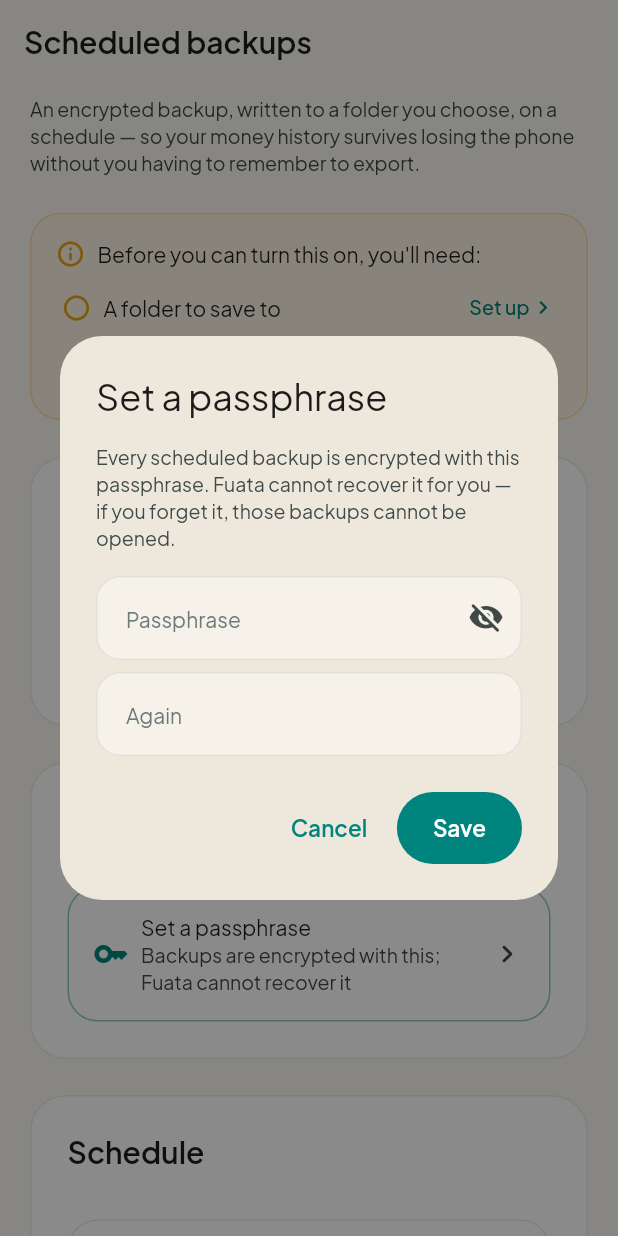
After one commit to MoMalley254/fuata, a Flutter app: the ScheduledExportScreen screen opened by its route, after a tap on "A passphrase to encrypt with", on a phone screen of 412 x 824 dp. The commit adds this screen. Run offline on Flutter 3.47's test engine with Material 3 defaults, Android fonts, the phone set to English and light mode, and no system bars; our stand-ins replace drift, flutter_local_notifications, flutter_riverpod, flutter_secure_storage, flutter_smart_dialog, flutter_timezone and 3 more; missing offline and left inert: cryptography, currency_picker; accounts and stored records are empty; generated files the repository leaves out were written again.

Commit message:
feat(ui): scheduled backups screen and settings row (#35)

```diff
--- a/lib/routing/app_router.dart
+++ b/lib/routing/app_router.dart
@@ -29,6 +29,7 @@ import '../ui/screens/settings/detail_level_screen.dart';
 import '../ui/screens/settings/home_settings_screen.dart';
 import '../ui/screens/settings/manage_categories_screen.dart';
 import '../ui/screens/settings/privacy_data_screen.dart';
+import '../ui/screens/settings/scheduled_export_screen.dart';
 import '../ui/screens/settings/security_screen.dart';
 import '../ui/screens/settings/settings_screen.dart';
 import '../ui/screens/settings/summary_notifications_screen.dart';
@@ -328,6 +329,12 @@ final routerProvider = Provider<GoRouter>((ref) {
           parentNavigatorKey: rootNavigatorKey,
           builder: (_, _) => const SummaryNotificationsScreen(),
         ),
+        GoRoute(
+          path: Routes.scheduledExportPath,
+          name: Routes.scheduledExport,
+          parentNavigatorKey: rootNavigatorKey,
+          builder: (_, _) => const ScheduledExportScreen(),
+        ),
       ]
   );
 });
--- a/lib/routing/routes.dart
+++ b/lib/routing/routes.dart
@@ -31,6 +31,8 @@ class Routes {
 
   static const settingsSummaryNotifications = 'settingsSummaryNotifications';
 
+  static const scheduledExport = 'scheduledExport';
+
   // ---- Paths ----
   static const splashPath = '/splash';
   static const onboardingPath = '/onboarding';
@@ -63,6 +65,7 @@ class Routes {
 
   static const settingsSummaryNotificationsPath =
       '/settings/summary-notifications';
+  static const scheduledExportPath = '/settings/scheduled-export';
 
   // ---- Helpers ----
   static String unitFor(String id) => '/unit/$id';
--- a/lib/ui/screens/settings/privacy_data_screen.dart
+++ b/lib/ui/screens/settings/privacy_data_screen.dart
@@ -5,6 +5,7 @@ import 'package:go_router/go_router.dart';
 
 import '../../../domain/models/settings.dart';
 import '../../../routing/routes.dart';
+import '../../../widgets/personalization/action_row.dart';
 import '../../../widgets/personalization/privayc_card.dart';
 import '../../providers/app_providers.dart';
 import '../../theme/app_spacing.dart';
@@ -41,7 +42,9 @@ class PrivacyDataScreen extends ConsumerWidget {
               onChanged: update,
               onOpenBackup: () => context.push(Routes.backupPath),
               onErase: () => eraseAllData(ref),
+              onOpenScheduledExport: () => context.push(Routes.scheduledExportPath),
             ),
+
           ],
         ),
       ),
--- /dev/null
+++ b/lib/ui/screens/settings/scheduled_export_screen.dart
@@ -0,0 +1,513 @@
+import 'package:flutter/material.dart';
+import 'package:flutter_riverpod/flutter_riverpod.dart';
+import 'package:intl/intl.dart';
+
+import '../../../domain/logic/backup_crypto.dart';
+import '../../../domain/logic/backup_service.dart';
+import '../../../domain/logic/scheduled_export.dart';
+import '../../../domain/models/settings.dart';
+import '../../../platform/backup_passphrase_store.dart';
+import '../../../platform/scheduled_export.dart';
+import '../../../widgets/dialogs/set_passphrase_dialog.dart';
+import '../../../widgets/personalization/action_row.dart';
+import '../../../widgets/personalization/section_card.dart';
+import '../../../widgets/personalization/toggle_row.dart';
+import '../../providers/app_providers.dart';
+import '../../providers/scheduled_export_providers.dart';
+import '../../theme/app_colors.dart';
+import '../../theme/app_spacing.dart';
+import '../../theme/app_typography.dart';
+
+/// Scheduled encrypted export (issue #35).
+///
+/// Two preconditions the toggle can't override: a chosen folder and a set
+/// passphrase. Without both, an unattended run would fail every night with
+/// nothing the person could see; gating here means the toggle is on only
+/// when it will actually do something.
+class ScheduledExportScreen extends ConsumerStatefulWidget {
+  const ScheduledExportScreen({super.key});
+
+  @override
+  ConsumerState<ScheduledExportScreen> createState() =>
+      _ScheduledExportScreenState();
+}
+
+class _ScheduledExportScreenState
+    extends ConsumerState<ScheduledExportScreen> {
+  bool _runningNow = false;
+  String? _lastRunMessage;
+
+  void _update(AppSettings Function(AppSettings) fn) {
+    ref.read(settingsRepositoryProvider).updateSettings(fn(ref.read(currentSettingsProvider)));
+  }
+
+  Future<void> _pickFolder() async {
+    final uri = await pickScheduledExportFolder();
+    if (uri == null) return;
+    final old = ref.read(currentSettingsProvider).scheduledExportFolderUri;
+    if (old != null && old != uri) {
+      await clearScheduledExportFolder(old);
+    }
+    _update((s) => s.copyWith(scheduledExportFolderUri: uri));
+    // Force a re-read so the folder name shows up.
+    setState(() {});
+  }
+
+  Future<void> _setPassphrase() async {
+    final passphrase = await showSetPassphraseDialog();
+    if (passphrase == null) return;
+    await BackupPassphraseStore.write(passphrase);
+    _update((s) => s.copyWith(scheduledExportPassphraseSet: true));
+    if (mounted) setState(() {});
+  }
+
+  Future<void> _runNow() async {
+    final s = ref.read(currentSettingsProvider);
+    final folder = s.scheduledExportFolderUri;
+    if (folder == null) return;
+    final passphrase = await BackupPassphraseStore.read();
+    if (passphrase == null) return;
+
+    setState(() {
+      _runningNow = true;
+      _lastRunMessage = null;
+    });
+    try {
+      final built = await ref
+          .read(backupServiceProvider)
+          .buildExport(includeRawText: s.scheduledExportIncludeRawText);
+      final encrypted = await BackupCrypto.encode(built.json, passphrase: passphrase);
+      final ok = await writeToExportFolder(
+        folderUri: folder,
+        filename: scheduledExportFileName(DateTime.now()),
+        content: encrypted,
+      );
+      if (!mounted) return;
+      setState(() {
+        _lastRunMessage = ok
+            ? 'Saved just now.'
+            : "Couldn't write to that folder. Try picking it again.";
+      });
+      ref.invalidate(scheduledExportStatusProvider);
+    } catch (_) {
+      if (mounted) {
+        setState(() => _lastRunMessage = "Couldn't create the backup.");
+      }
+    } finally {
+      if (mounted) setState(() => _runningNow = false);
+    }
+  }
+
+  @override
+  Widget build(BuildContext context) {
+    final c = context.colors;
+    final s = ref.watch(currentSettingsProvider);
+    final statusAsync = ref.watch(scheduledExportStatusProvider);
+    final folderUri = s.scheduledExportFolderUri;
+    final folderReady = folderUri != null && folderUri.isNotEmpty;
+    final passphraseReady = s.scheduledExportPassphraseSet;
+    final canEnable = folderReady && passphraseReady;
+
+    // The switch reads "off" until the prerequisites are in place — a switch
+    // that shows "on" while nothing is scheduled is a lie. The stored
+    // preference is untouched; when the missing piece is set the switch
+    // flips back to whatever the person last chose.
+    final switchValue = canEnable && s.scheduledExportEnabled;
+
+    // Subtitle names *exactly* what's missing. The setup card below has the
+    // actions; this is the one-line answer for "why is that switch dead?".
+    final subtitle = !canEnable
+        ? (folderReady
+        ? 'Set a passphrase first.'
+        : passphraseReady
+        ? 'Choose a folder first.'
+        : 'Set a folder and a passphrase first.')
+        : s.scheduledExportEnabled
+        ? 'Fuata writes one file every '
+        '${s.scheduledExportFrequency == ScheduledExportFrequency.daily ? 'day' : 'week'}.'
+        : 'Off — turn it on to start.';
+
+    return Scaffold(
+      appBar: AppBar(title: const Text('Scheduled backups')),
+      body: SafeArea(
+        child: ListView(
+          padding: const EdgeInsets.fromLTRB(
+            AppSpacing.margin,
+            AppSpacing.sm,
+            AppSpacing.margin,
+            AppSpacing.xl,
+          ),
+          children: [
+            Text(
+              'An encrypted backup, written to a folder you choose, on a '
+                  'schedule — so your money history survives losing the phone '
+                  'without you having to remember to export.',
+              style: AppTypography.bodySm.copyWith(color: c.onSurfaceVariant),
+            ),
+
+            // F35b: when the toggle won't turn on, the first thing on screen
+            // says why and gives each missing piece its own tap to fix.
+            // Above the cards on purpose: a disabled control whose reason
+            // lives three sections down is a dead end.
+            if (!canEnable) ...[
+              const SizedBox(height: AppSpacing.lg),
+              _SetupNeededCard(
+                folderReady: folderReady,
+                passphraseReady: passphraseReady,
+                onPickFolder: _pickFolder,
+                onSetPassphrase: _setPassphrase,
+              ),
+            ],
+
+            // Order: what it needs, where it goes, how it's encrypted, then
+            // when it runs. Reading top to bottom, the prerequisites come
+            // first and the switch is the last thing set up, not the first
+            // thing blocked.
+            const SizedBox(height: AppSpacing.lg),
+            SectionCard(
+              title: 'Where',
+              children: [
+                FutureBuilder<String?>(
+                  future: folderUri == null
+                      ? Future.value(null)
+                      : scheduledExportFolderName(folderUri),
+                  builder: (context, snap) => ActionRow(
+                    icon: Icons.folder_outlined,
+                    title: snap.data ??
+                        (folderUri == null ? 'Choose a folder' : 'Folder'),
+                    subtitle: folderUri == null
+                        ? 'Fuata writes each backup here'
+                        : 'Tap to change',
+                    onTap: _pickFolder,
+                  ),
+                ),
+              ],
+            ),
+
+            const SizedBox(height: AppSpacing.lg),
+            SectionCard(
+              title: 'Encryption',
+              children: [
+                ActionRow(
+                  icon: Icons.key_outlined,
+                  title: passphraseReady ? 'Passphrase set' : 'Set a passphrase',
+                  subtitle: passphraseReady
+                      ? 'Changing it only affects new backups; saved ones still need the old passphrase'
+                      : 'Backups are encrypted with this; Fuata cannot recover it',
+                  onTap: _setPassphrase,
+                ),
+              ],
+            ),
+
+            const SizedBox(height: AppSpacing.lg),
+            SectionCard(
+              title: 'Schedule',
+              children: [
+                ToggleRow(
+                  title: 'Scheduled backups',
+                  subtitle: subtitle,
+                  value: switchValue,
+                  onChanged: canEnable
+                      ? (v) => _update((x) => x.copyWith(scheduledExportEnabled: v))
+                      : null,
+                ),
+                if (s.scheduledExportEnabled && canEnable) ...[
+                  const SizedBox(height: AppSpacing.md),
+                  Wrap(
+                    spacing: AppSpacing.sm,
+                    runSpacing: AppSpacing.sm,
+                    children: [
+                      for (final f in ScheduledExportFrequency.values)
+                        ChoiceChip(
+                          label: Text(f.label),
+                          selected: s.scheduledExportFrequency == f,
+                          onSelected: (_) => _update(
+                                (x) => x.copyWith(scheduledExportFrequency: f),
+                          ),
+                        ),
+                    ],
+                  ),
+                  const SizedBox(height: AppSpacing.sm),
+                  _TimeRow(
+                    label: 'At',
+                    minute: s.scheduledExportMinute,
+                    onPick: (m) =>
+                        _update((x) => x.copyWith(scheduledExportMinute: m)),
+                  ),
+                  if (s.scheduledExportFrequency ==
+                      ScheduledExportFrequency.weekly) ...[
+                    const SizedBox(height: AppSpacing.sm),
+                    _WeekdayRow(
+                      value: s.scheduledExportWeekday,
+                      onPick: (w) =>
+                          _update((x) => x.copyWith(scheduledExportWeekday: w)),
+                    ),
+                  ],
+                ],
+              ],
+            ),
+
+            if (s.scheduledExportEnabled && canEnable) ...[
+              const SizedBox(height: AppSpacing.lg),
+              SectionCard(
+                title: 'Last backup',
+                children: [
+                  statusAsync.when(
+                    loading: () => Text(
+                      'Checking…',
+                      style: AppTypography.bodyMd
+                          .copyWith(color: c.onSurfaceVariant),
+                    ),
+                    error: (_, _) => Text(
+                      "Couldn't read the last run.",
+                      style: AppTypography.bodyMd
+                          .copyWith(color: c.onSurfaceVariant),
+                    ),
+                    data: (status) {
+                      if (status.lastRunAt == null) {
+                        return Text(
+                          "Hasn't run yet.",
+                          style: AppTypography.bodyMd
+                              .copyWith(color: c.onSurfaceVariant),
+                        );
+                      }
+                      final when =
+                      DateFormat('d MMM, h:mm a').format(status.lastRunAt!);
+                      final ok = status.lastRunSuccess;
+                      return Text(
+                        ok
+                            ? 'Last run: $when.'
+                            : 'Last run: $when — failed (${status.lastRunError ?? 'unknown'}).',
+                        style: AppTypography.bodyMd.copyWith(
+                          color: ok ? c.onSurface : c.statusWarning,
+                        ),
+                      );
+                    },
+                  ),
+                  const SizedBox(height: AppSpacing.md),
+                  SizedBox(
+                    width: double.infinity,
+                    child: OutlinedButton.icon(
+                      onPressed: _runningNow ? null : _runNow,
+                      icon: const Icon(Icons.play_arrow_rounded),
+                      label: Text(_runningNow ? 'Running…' : 'Run now'),
+                    ),
+                  ),
+                  if (_lastRunMessage != null) ...[
+                    const SizedBox(height: AppSpacing.sm),
+                    Text(
+                      _lastRunMessage!,
+                      style: AppTypography.bodySm
+                          .copyWith(color: c.onSurfaceVariant),
+                    ),
+                  ],
+                ],
+              ),
+            ],
+
+            const SizedBox(height: AppSpacing.lg),
+            ToggleRow(
+              title: 'Include original message text',
+              subtitle:
+              'Off by default. Only matters for messages you chose to keep in full.',
+              value: s.scheduledExportIncludeRawText,
+              onChanged: (v) =>
+                  _update((x) => x.copyWith(scheduledExportIncludeRawText: v)),
+            ),
+          ],
+        ),
+      ),
+    );
+  }
+}
+
+class _TimeRow extends StatelessWidget {
+  const _TimeRow({
+    required this.label,
+    required this.minute,
+    required this.onPick,
+  });
+  final String label;
+  final int minute;
+  final ValueChanged<int> onPick;
+
+  @override
+  Widget build(BuildContext context) {
+    final c = context.colors;
+    final t = TimeOfDay(hour: minute ~/ 60, minute: minute % 60);
+    return Row(
+      children: [
+        Expanded(
+          child: Text(label,
+              style: AppTypography.bodyMd.copyWith(color: c.onSurface)),
+        ),
+        TextButton(
+          onPressed: () async {
+            final picked =
+            await showTimePicker(context: context, initialTime: t);
+            if (picked != null) onPick(picked.hour * 60 + picked.minute);
+          },
+          child: Text(t.format(context)),
+        ),
+      ],
+    );
+  }
+}
+
+class _WeekdayRow extends StatelessWidget {
+  const _WeekdayRow({required this.value, required this.onPick});
+  final int value;
+  final ValueChanged<int> onPick;
+
+  @override
+  Widget build(BuildContext context) {
+    final c = context.colors;
+    final names = ['Mon', 'Tue', 'Wed', 'Thu', 'Fri', 'Sat', 'Sun'];
+    return Row(
+      children: [
+        Expanded(
+          child: Text('On',
+              style: AppTypography.bodyMd.copyWith(color: c.onSurface)),
+        ),
+        DropdownButton<int>(
+          value: value,
+          onChanged: (v) => v != null ? onPick(v) : null,
+          items: [
+            for (var i = 1; i <= 7; i++)
+              DropdownMenuItem(value: i, child: Text(names[i - 1])),
+          ],
+        ),
+      ],
+    );
+  }
+}
+
+/// A prominent answer to "why is the toggle dead?", placed above the
+/// cards so the person sees it without having to hunt for it. Every
+/// missing piece is a line with its own tap: the point is that turning
+/// the feature on is one obvious gesture away, not "go read the docs".
+class _SetupNeededCard extends StatelessWidget {
+  const _SetupNeededCard({
+    required this.folderReady,
+    required this.passphraseReady,
+    required this.onPickFolder,
+    required this.onSetPassphrase,
+  });
+
+  final bool folderReady;
+  final bool passphraseReady;
+  final VoidCallback onPickFolder;
+  final VoidCallback onSetPassphrase;
+
+  @override
+  Widget build(BuildContext context) {
+    final c = context.colors;
+    return Container(
+      width: double.infinity,
+      padding: const EdgeInsets.all(AppSpacing.md),
+      decoration: BoxDecoration(
+        color: c.statusWarningContainer,
+        borderRadius: BorderRadius.circular(AppSpacing.unitTileRadius),
+        border: Border.all(color: c.statusWarningBorder),
+      ),
+      child: Column(
+        crossAxisAlignment: CrossAxisAlignment.start,
+        children: [
+          Row(
+            children: [
+              Icon(
+                Icons.info_outline_rounded,
+                color: c.statusWarning,
+                size: 20,
+              ),
+              const SizedBox(width: AppSpacing.sm),
+              Expanded(
+                child: Text(
+                  "Before you can turn this on, you'll need:",
+                  style: AppTypography.bodyMd.copyWith(color: c.onSurface),
+                ),
+              ),
+            ],
+          ),
+          const SizedBox(height: AppSpacing.sm),
+          _SetupItem(
+            done: folderReady,
+            label: 'A folder to save to',
+            onTap: folderReady ? null : onPickFolder,
+          ),
+          const SizedBox(height: AppSpacing.xs),
+          _SetupItem(
+            done: passphraseReady,
+            label: 'A passphrase to encrypt with',
+            onTap: passphraseReady ? null : onSetPassphrase,
+          ),
+        ],
+      ),
+    );
+  }
+}
+
+class _SetupItem extends StatelessWidget {
+  const _SetupItem({
+    required this.done,
+    required this.label,
+    required this.onTap,
+  });
+
+  final bool done;
+  final String label;
+  final VoidCallback? onTap;
+
+  @override
+  Widget build(BuildContext context) {
+    final c = context.colors;
+    return Material(
+      color: Colors.transparent,
+      child: InkWell(
+        onTap: onTap,
+        borderRadius: BorderRadius.circular(AppSpacing.sm),
+        child: Padding(
+          padding: const EdgeInsets.symmetric(
+            horizontal: AppSpacing.xs,
+            vertical: AppSpacing.sm,
+          ),
+          child: Row(
+            children: [
+              Icon(
+                done
+                    ? Icons.check_circle_rounded
+                    : Icons.radio_button_unchecked_rounded,
+                color: done ? c.statusSafe : c.statusWarning,
+                size: 20,
+              ),
+              const SizedBox(width: AppSpacing.sm),
+              Expanded(
+                child: Text(
+                  label,
+                  style: AppTypography.bodyMd.copyWith(
+                    color: done ? c.onSurfaceVariant : c.onSurface,
+                    // Struck through once set, so the two states read at a
+                    // glance without relying on the icon colour alone.
+                    decoration:
+                    done ? TextDecoration.lineThrough : TextDecoration.none,
+                  ),
+                ),
+              ),
+              if (!done) ...[
+                Text(
+                  'Set up',
+                  style: AppTypography.labelMd.copyWith(color: c.primary),
+                ),
+                Icon(
+                  Icons.chevron_right_rounded,
+                  size: 18,
+                  color: c.primary,
+                ),
+              ],
+            ],
+          ),
+        ),
+      ),
+    );
+  }
+}
--- /dev/null
+++ b/lib/widgets/dialogs/set_passphrase_dialog.dart
@@ -0,0 +1,124 @@
+import 'package:flutter/material.dart';
+import 'package:flutter_smart_dialog/flutter_smart_dialog.dart';
+
+import '../../domain/logic/backup_crypto.dart';
+import '../../ui/theme/app_colors.dart';
+import '../../ui/theme/app_spacing.dart';
+import '../../ui/theme/app_typography.dart';
+
+/// The "Set a passphrase" dialog (issue #35).
+///
+/// Its own StatefulWidget, shown via [SmartDialog], rather than an inline
+/// builder with controllers in the caller. A State's own `dispose()` runs
+/// after the dialog finishes animating out — which is the correct moment.
+/// The bug this replaces called `controller.dispose()` immediately after
+/// the dialog popped, then the TextField rebuilt against it during the
+/// exit animation and threw "A TextEditingController was used after being
+/// disposed".
+///
+/// Returns the chosen passphrase, or null when the person cancelled or
+/// tapped the mask.
+Future<String?> showSetPassphraseDialog() async {
+  return await SmartDialog.show<String>(
+    clickMaskDismiss: true,
+    builder: (_) => const _SetPassphraseDialog(),
+  );
+}
+
+class _SetPassphraseDialog extends StatefulWidget {
+  const _SetPassphraseDialog();
+
+  @override
+  State<_SetPassphraseDialog> createState() => _SetPassphraseDialogState();
+}
+
+class _SetPassphraseDialogState extends State<_SetPassphraseDialog> {
+  final _controller = TextEditingController();
+  final _confirm = TextEditingController();
+  bool _obscure = true;
+  String? _error;
+
+  @override
+  void dispose() {
+    _controller.dispose();
+    _confirm.dispose();
+    super.dispose();
+  }
+
+  void _submit() {
+    final p = _controller.text;
+    final c = _confirm.text;
+    final validation = BackupCrypto.validatePassphrase(p);
+    if (validation != null) {
+      setState(() => _error = validation);
+      return;
+    }
+    if (p != c) {
+      setState(() => _error = "The two don't match.");
+      return;
+    }
+    SmartDialog.dismiss(result: p);
+  }
+
+  @override
+  Widget build(BuildContext context) {
+    final c = context.colors;
+    return AlertDialog(
+      title: const Text('Set a passphrase'),
+      content: Column(
+        mainAxisSize: MainAxisSize.min,
+        crossAxisAlignment: CrossAxisAlignment.start,
+        children: [
+          Text(
+            'Every scheduled backup is encrypted with this passphrase. '
+                'Fuata cannot recover it for you — if you forget it, those '
+                'backups cannot be opened.',
+            style: AppTypography.bodySm.copyWith(color: c.onSurfaceVariant),
+          ),
+          const SizedBox(height: AppSpacing.md),
+          TextField(
+            controller: _controller,
+            obscureText: _obscure,
+            autofocus: true,
+            decoration: InputDecoration(
+              hintText: 'Passphrase',
+              // The eye toggles both fields at once, so a reveal is
+              // unambiguous — a person checking a typo in a 20-character
+              // passphrase can see what they meant to type.
+              suffixIcon: IconButton(
+                tooltip: _obscure ? 'Show' : 'Hide',
+                icon: Icon(
+                  _obscure
+                      ? Icons.visibility_off_rounded
+                      : Icons.visibility_rounded,
+                ),
+                onPressed: () => setState(() => _obscure = !_obscure),
+              ),
+            ),
+          ),
+          const SizedBox(height: AppSpacing.sm),
+          TextField(
+            controller: _confirm,
+            obscureText: _obscure,
+            onSubmitted: (_) => _submit(),
+            decoration: const InputDecoration(hintText: 'Again'),
+          ),
+          if (_error != null) ...[
+            const SizedBox(height: AppSpacing.sm),
+            Text(
+              _error!,
+              style: AppTypography.bodySm.copyWith(color: c.statusDanger),
+            ),
+          ],
+        ],
+      ),
+      actions: [
+        TextButton(
+          onPressed: () => SmartDialog.dismiss(),
+          child: const Text('Cancel'),
+        ),
+        FilledButton(onPressed: _submit, child: const Text('Save')),
+      ],
+    );
+  }
+}
--- a/lib/widgets/personalization/privayc_card.dart
+++ b/lib/widgets/personalization/privayc_card.dart
@@ -20,12 +20,17 @@ class PrivacyCard extends StatelessWidget {
   /// dialogs and the erase call itself belong to the screen that knows
   /// what to do afterwards.
   final VoidCallback onErase;
+
+  /// #35: opens Scheduled backups. A callback like [onOpenBackup] so this
+  /// widget stays free of screen imports.
+  final VoidCallback onOpenScheduledExport;
   const PrivacyCard({
     super.key,
     required this.settings,
     required this.onChanged,
     required this.onOpenBackup,
     required this.onErase,
+    required this.onOpenScheduledExport,
   });
 
   @override
@@ -88,6 +93,13 @@ class PrivacyCard extends StatelessWidget {
           onTap: onOpenBackup,
         ),
         const SizedBox(height: AppSpacing.sm),
+        ActionRow(
+          icon: Icons.schedule_outlined,
+          title: 'Scheduled backups',
+          subtitle: 'Unattended encrypted backups to a folder you choose',
+          onTap: onOpenScheduledExport,
+        ),
+        const SizedBox(height: AppSpacing.sm),
         // Deliberately an ActionRow (something real happens) rather than a
         // ComingSoonRow, now that #85 has wired it up. It keeps the same
         // bordered-card shape and the trailing chevron as the row above it,
```
